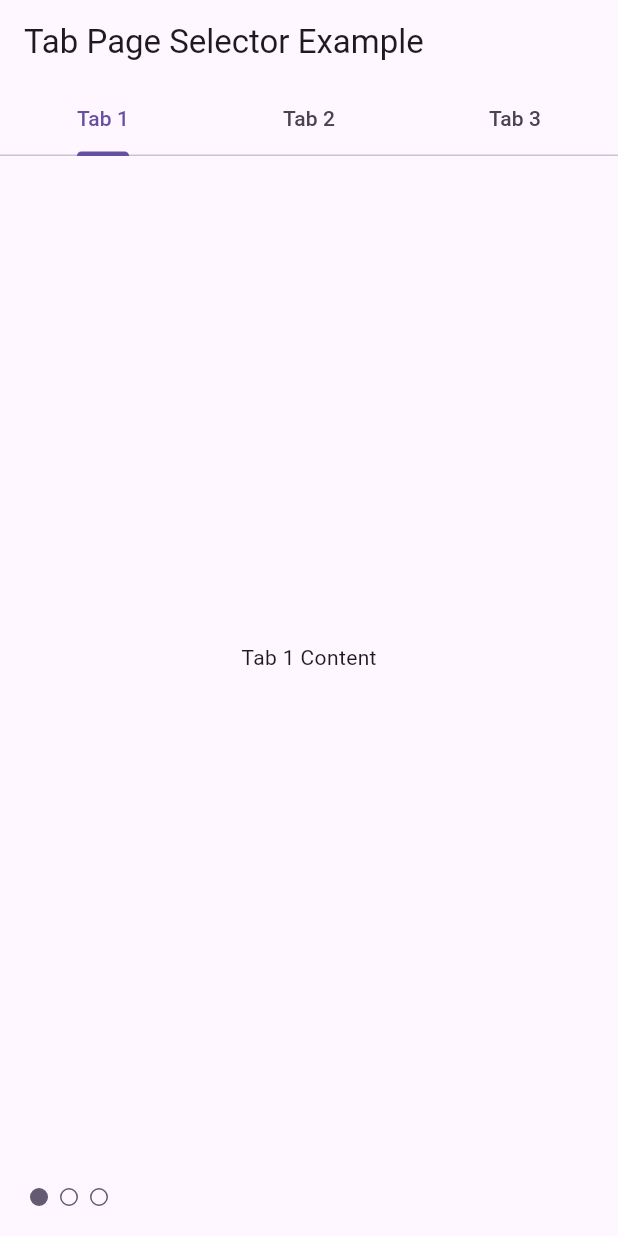
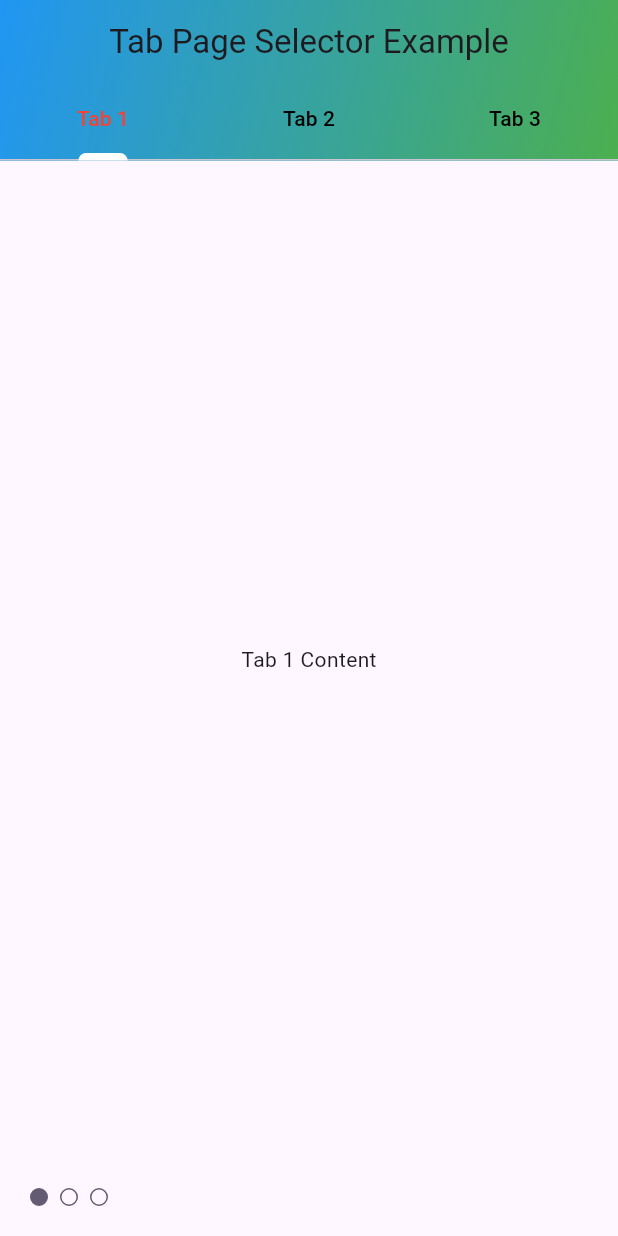
Before and after one commit to sizerChowdhury/flutter_widget_code, a Flutter app: the screen it shows after launch, after a tap on "Go to tabpaseselector", on a phone screen of 412 x 824 dp. Run offline on Flutter 3.47's test engine with Material 3 defaults, Android fonts, the phone set to English and light mode, and no system bars.

Commit message:
TabPageSelector.dart is edited and i add some design on both the whole appbar and on the tapbar as well

```diff
--- a/lib/TabPageSelector.dart
+++ b/lib/TabPageSelector.dart
@@ -13,12 +13,30 @@ class TabSelectorPage extends StatelessWidget {
         child: Scaffold(
           appBar: AppBar(
             title: Text('Tab Page Selector Example'),
+            centerTitle: true,
+            backgroundColor: Colors.lightBlue,
             bottom: TabBar(
               tabs: [
                 Tab(text: 'Tab 1'),
                 Tab(text: 'Tab 2'),
                 Tab(text: 'Tab 3'),
               ],
+              indicatorColor:
+                  Colors.white, // Set the color of the selected tab indicator
+              labelColor: Colors.red, // Set the color of the selected tab label
+              unselectedLabelColor:
+                  Colors.black, // Set the color of the unselected tab labels
+              indicatorWeight: 5.0,
+              indicatorPadding: EdgeInsets.symmetric(horizontal: 1.0),
+            ),
+            flexibleSpace: Container(
+              decoration: BoxDecoration(
+                gradient: LinearGradient(
+                  begin: Alignment.topLeft,
+                  end: Alignment.bottomRight,
+                  colors: [Colors.blue, Colors.green], // Gradient colors
+                ),
+              ),
             ),
           ),
           body: TabBarView(
```
